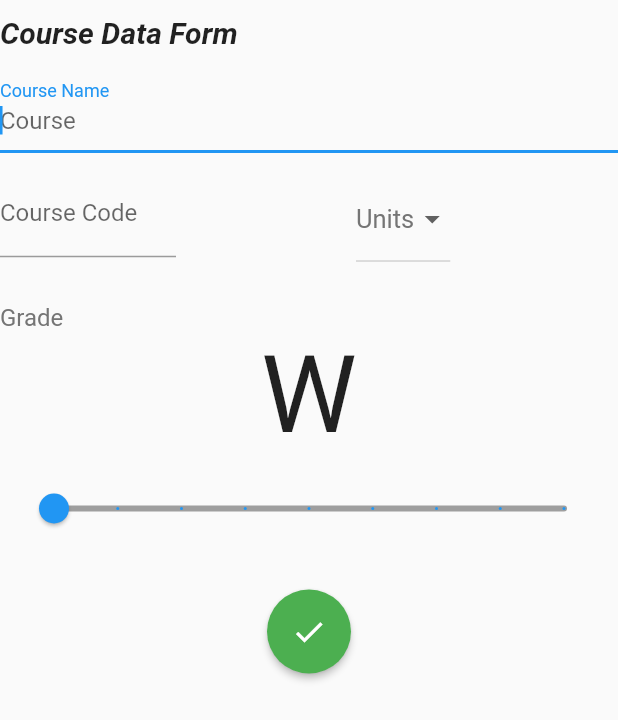
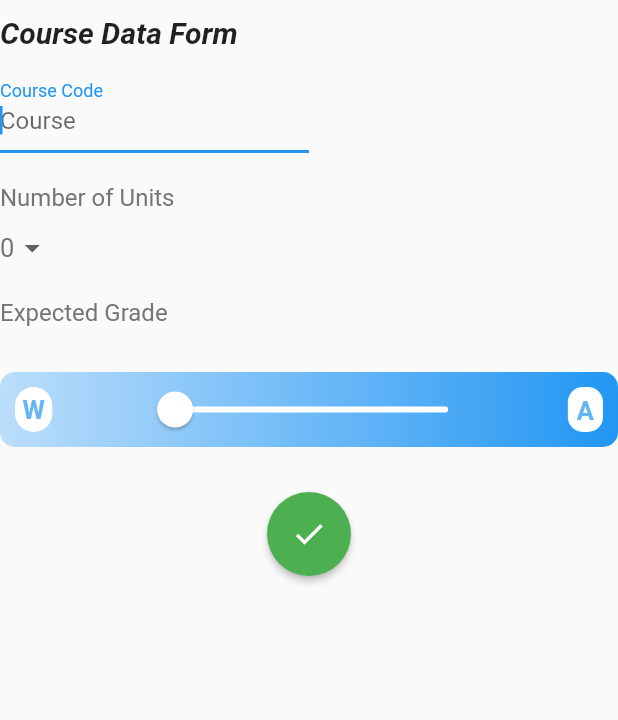
Before and after one commit to dsc-ateneo-de-manila-university/admu_qpi_calculator, a Flutter app: the DataForm widget shown alone on an empty page, opened directly, on a phone screen of 412 x 824 dp. Shown: the top 720 px of the screen. Run offline on Flutter 3.47's test engine with Material 2 defaults, Android fonts, the phone set to English and light mode, and no system bars.

Commit message:
Adjustments plus slider Done

```diff
--- a/lib/screens/form.dart
+++ b/lib/screens/form.dart
@@ -14,7 +14,6 @@ class _DataFormState extends State<DataForm> {
   var myLetterGrade = "W";
   var sliderValue = 0.0;
   double _grade = -1;
-  String _dropdownlabel = "Units";
 
   @override
   Widget build(BuildContext context) {
@@ -45,30 +44,14 @@ class _DataFormState extends State<DataForm> {
       ),
     ));
 
-    formWidget.add(new TextFormField(
+    formWidget.add(Container(
+      width: MediaQuery.of(context).size.width / 3,
+      padding:
+          EdgeInsets.fromLTRB(0, 0, MediaQuery.of(context).size.width * .5, 0),
+      child: new TextFormField(
         autofocus: true,
-      decoration: InputDecoration(labelText: 'Course Name', hintText: 'Course'),
-      validator: (value) {
-        if (value.isEmpty) {
-          return 'Please enter a Course Name';
-        }
-        return null;
-      },
-      onSaved: (value) {
-        setState(() {
-          _coursename = value;
-        });
-      },
-    ));
-
-    formWidget.add(new Row(
-      children: [
-        Container(
-          padding: EdgeInsets.fromLTRB(0, 0, 20, 0),
-          width: MediaQuery.of(context).size.width / 3,
-          child: TextFormField(
         decoration:
-                InputDecoration(labelText: 'Course Code', hintText: 'Code'),
+            InputDecoration(labelText: 'Course Code', hintText: 'Course'),
         validator: (value) {
           if (value.isEmpty) {
             return 'Please enter a Course Code';
@@ -81,22 +64,38 @@ class _DataFormState extends State<DataForm> {
           });
         },
       ),
+    ));
+
+    formWidget.add(
+      new Container(
+        padding: EdgeInsets.fromLTRB(0, 0, 0, 0),
+        width: MediaQuery.of(context).size.width,
+        child: Column(
+          children: [
+            Align(
+              alignment: Alignment.centerLeft,
+              child: Container(
+                padding: EdgeInsets.fromLTRB(0, 20, 0, 0),
+                child: Text(
+                  'Number of Units',
+                  style: TextStyle(fontSize: 16, color: Colors.grey[600]),
+                ),
+              ),
             ),
             Container(
-          padding: EdgeInsets.fromLTRB(30, 0, 0, 0),
-          width: MediaQuery.of(context).size.width / 2.5,
-          child: Row(
-            children: [
-              Container(
-                padding: EdgeInsets.fromLTRB(70, 20, 0, 0),
-                height: 80,
+              alignment: Alignment.topLeft,
+              child: DropdownButtonHideUnderline(
+                child: ButtonTheme(
                   child: DropdownButton(
                     hint: Text(
-                    _dropdownlabel,
+                      _units.toString(),
                       style: TextStyle(fontSize: 17, color: Colors.grey[600]),
                     ),
                     items: [
-                    DropdownMenuItem(child: Text("1"), value: 1,),
+                      DropdownMenuItem(
+                        child: Text("1"),
+                        value: 1,
+                      ),
                       DropdownMenuItem(child: Text("2"), value: 2),
                       DropdownMenuItem(child: Text("3"), value: 3),
                       DropdownMenuItem(child: Text("4"), value: 4),
@@ -106,51 +105,94 @@ class _DataFormState extends State<DataForm> {
                     onChanged: (value) {
                       setState(() {
                         _units = value;
-                      _dropdownlabel = _units.toString();
                       });
                     },
+                  ),
+                ),
               ),
             ),
           ],
         ),
       ),
-      ],
-    ));
+    );
 
-    formWidget.add(new Container(
-      child: Column(
-        children: <Widget>[
+    formWidget.add(
+      Container(
+        padding: EdgeInsets.fromLTRB(0, 0, 0, 30),
+        child: new Column(
+          children: [
             Align(
               alignment: Alignment.centerLeft,
               child: Container(
-              padding: EdgeInsets.fromLTRB(0, 20, 0, 0),
+                padding: EdgeInsets.fromLTRB(0, 10, 0, 30),
                 child: Text(
-                'Grade',
+                  'Expected Grade',
                   style: TextStyle(fontSize: 16, color: Colors.grey[600]),
                 ),
               ),
             ),
-          Padding(
-            padding: const EdgeInsets.fromLTRB(0, 0, 0, 0),
+            Container(
+              child: Row(
+                mainAxisAlignment: MainAxisAlignment.spaceBetween,
+                mainAxisSize: MainAxisSize.max,
+                crossAxisAlignment: CrossAxisAlignment.start,
+                children: [
+                  Align(
+                    alignment: Alignment.bottomLeft,
                     child: Container(
+                      padding: EdgeInsets.all(10),
+                      child: Container(
+                        padding: EdgeInsets.all(5),
+                        decoration: BoxDecoration(
+                          borderRadius: BorderRadius.circular(20),
+                          color: Colors.white,
+                        ),
                         child: Text(
-              myLetterGrade,
-              style: TextStyle(fontSize: 72.0),
-            )),
+                          'W',
+                          style: TextStyle(
+                            fontWeight: FontWeight.bold,
+                            color: Colors.blue[300],
+                            fontSize: 17,
                           ),
-          Padding(
-            padding: const EdgeInsets.fromLTRB(10, 10, 10, 30),
-            child: Container(
+                        ),
+                      ),
+                    ),
+                  ),
+                  Container(
+                    width: 240,
+                    child: SliderTheme(
+                      data: SliderTheme.of(context).copyWith(
+                        activeTrackColor: Colors.lightBlue[400],
+                        inactiveTrackColor: Colors.white,
+                        trackShape: RoundedRectSliderTrackShape(),
+                        trackHeight: 4.0,
+                        thumbShape:
+                            RoundSliderThumbShape(enabledThumbRadius: 12.0),
+                        thumbColor: Colors.white,
+                        overlayColor: Colors.blue.withAlpha(32),
+                        overlayShape:
+                            RoundSliderOverlayShape(overlayRadius: 28.0),
+                        tickMarkShape: RoundSliderTickMarkShape(),
+                        activeTickMarkColor: Colors.lightBlue[400],
+                        inactiveTickMarkColor: Colors.white,
+                        valueIndicatorShape: PaddleSliderValueIndicatorShape(),
+                        valueIndicatorColor: Colors.white,
+                        valueIndicatorTextStyle: TextStyle(
+                          color: Colors.blue[300],
+                          fontWeight: FontWeight.bold,
+                          fontSize: 17,
+                        ),
+                      ),
                       child: Slider(
-                  min: 0.0,
-                  max: 8.0,
+                        value: sliderValue,
+                        min: 0,
+                        max: 8,
                         divisions: 8,
-                  value: sliderValue,
-                  activeColor: Colors.blue,
-                  inactiveColor: Colors.grey,
-                  onChanged: (newValue) {
-                    setState(() {
-                      sliderValue = newValue;
+                        label: myLetterGrade,
+                        onChanged: (value) {
+                          setState(
+                            () {
+                              sliderValue = value;
                               if (sliderValue < 2.0) {
                                 myLetterGrade = "F";
                                 _grade = 0.0;
@@ -179,13 +221,45 @@ class _DataFormState extends State<DataForm> {
                                 myLetterGrade = "A";
                                 _grade = 4.0;
                               }
-                    });
-                  }),
+                            },
+                          );
+                        },
+                      ),
+                    ),
+                  ),
+                  Align(
+                    alignment: Alignment.centerRight,
+                    child: Container(
+                      padding: EdgeInsets.all(10),
+                      child: Container(
+                        padding: EdgeInsets.all(6),
+                        decoration: BoxDecoration(
+                          borderRadius: BorderRadius.circular(10),
+                          color: Colors.white,
+                        ),
+                        child: Text(
+                          'A',
+                          style: TextStyle(
+                            fontWeight: FontWeight.bold,
+                            color: Colors.blue[300],
+                            fontSize: 17,
+                          ),
+                        ),
+                      ),
                     ),
                   ),
                 ],
               ),
-    ));
+              decoration: BoxDecoration(
+                borderRadius: BorderRadius.circular(10),
+                gradient: LinearGradient(colors: [Colors.blue[100], Colors.blue]),
+              ),
+              height: 50,
+            ),
+          ],
+        ),
+      ),
+    );
 
     void onPressedSubmit() {
       if (_formKey.currentState.validate()) {
```
Lines whose indentation alone changed are shown as unchanged.
